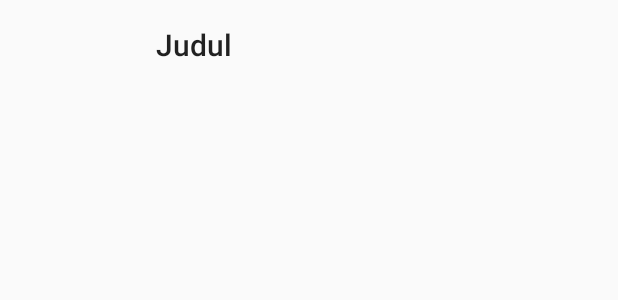
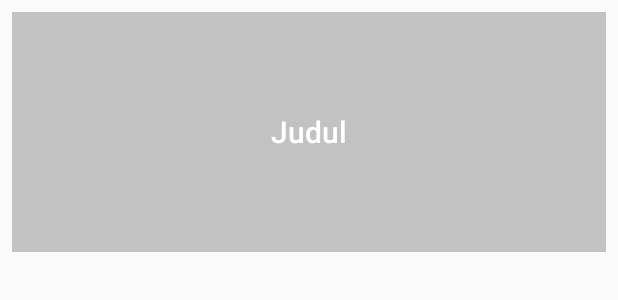
Before and after one commit to ramadhanirz/RecyclerView2, an Android app: the layout item_list.xml on its own in the app's theme, with its tools: preview values and no code run, on a phone screen of 412 x 824 dp. Shown: the top 300 px of the screen. Run offline under Robolectric (Android 15) with nearby library versions, the phone set to English and light mode, and no system bars.

Commit message:
RecyclerView Grid

```diff
--- a/app/src/main/java/id/sch/smktelkom_mlg/learn/recyclerview2/MainActivity.java
+++ b/app/src/main/java/id/sch/smktelkom_mlg/learn/recyclerview2/MainActivity.java
@@ -2,13 +2,10 @@ package id.sch.smktelkom_mlg.learn.recyclerview2;
 
 import android.content.res.Resources;
 import android.content.res.TypedArray;
-import android.graphics.drawable.BitmapDrawable;
 import android.graphics.drawable.Drawable;
 import android.os.Bundle;
-import android.support.v4.graphics.drawable.RoundedBitmapDrawable;
-import android.support.v4.graphics.drawable.RoundedBitmapDrawableFactory;
 import android.support.v7.app.AppCompatActivity;
-import android.support.v7.widget.LinearLayoutManager;
+import android.support.v7.widget.GridLayoutManager;
 import android.support.v7.widget.RecyclerView;
 
 import java.util.ArrayList;
@@ -27,7 +24,7 @@ public class MainActivity extends AppCompatActivity {
         setContentView(R.layout.activity_main);
 
         RecyclerView recyclerView = (RecyclerView) findViewById(R.id.recyclerView);
-        LinearLayoutManager layoutManager = new LinearLayoutManager(this);
+        GridLayoutManager layoutManager = new GridLayoutManager(this, 2);
         recyclerView.setLayoutManager(layoutManager);
         mAdapter = new HotelAdapter(mList);
         recyclerView.setAdapter(mAdapter);
@@ -43,10 +40,7 @@ public class MainActivity extends AppCompatActivity {
         TypedArray a = resources.obtainTypedArray(R.array.places_picture);
         Drawable[] arFoto = new Drawable[a.length()];
         for (int i = 0; i < arFoto.length; i++) {
-            BitmapDrawable bd = (BitmapDrawable) a.getDrawable(i);
-            RoundedBitmapDrawable rbd = RoundedBitmapDrawableFactory.create(getResources(), bd.getBitmap());
-            rbd.setCircular(true);
-            arFoto[i] = rbd;
+            arFoto[i] = a.getDrawable(i);
         }
         a.recycle();
 
--- a/app/src/main/java/id/sch/smktelkom_mlg/learn/recyclerview2/adapter/HotelAdapter.java
+++ b/app/src/main/java/id/sch/smktelkom_mlg/learn/recyclerview2/adapter/HotelAdapter.java
@@ -34,7 +34,6 @@ public class HotelAdapter extends RecyclerView.Adapter<HotelAdapter.ViewHolder>
     public void onBindViewHolder(ViewHolder holder, int position) {
         Hotel hotel = hotelList.get(position);
         holder.tvJudul.setText(hotel.judul);
-        holder.tvDeskripsi.setText(hotel.deskripsi);
         holder.ivFoto.setImageDrawable(hotel.foto);
 
     }
@@ -49,13 +48,11 @@ public class HotelAdapter extends RecyclerView.Adapter<HotelAdapter.ViewHolder>
     public class ViewHolder extends RecyclerView.ViewHolder {
         ImageView ivFoto;
         TextView tvJudul;
-        TextView tvDeskripsi;
 
         public ViewHolder(View itemView) {
             super(itemView);
             ivFoto = (ImageView) itemView.findViewById(R.id.imageView);
             tvJudul = (TextView) itemView.findViewById(R.id.textViewJudul);
-            tvDeskripsi = (TextView) itemView.findViewById(R.id.textViewDeskripsi);
 
         }
     }
--- a/app/src/main/res/layout/item_list.xml
+++ b/app/src/main/res/layout/item_list.xml
@@ -4,37 +4,28 @@
     android:layout_width="match_parent"
     android:layout_height="wrap_content"
     android:background="?android:attr/selectableItemBackground"
-    android:padding="16dp">
+    android:padding="8dp">
 
     <ImageView
         android:id="@+id/imageView"
-        android:layout_width="80dp"
-        android:layout_height="80dp"
+        android:layout_width="match_parent"
+        android:layout_height="160dp"
         android:scaleType="centerCrop"
         tools:scr="@drawable/a" />
+
+    <ImageView
+        android:layout_width="match_parent"
+        android:layout_height="160dp"
+        android:alpha="0.3"
+        android:background="#424242" />
 
     <TextView
         android:id="@+id/textViewJudul"
         android:layout_width="match_parent"
-        android:layout_height="wrap_content"
-        android:layout_alignParentTop="true"
-        android:layout_marginLeft="8dp"
-        android:layout_marginStart="8dp"
-        android:layout_toEndOf="@id/imageView"
-        android:layout_toRightOf="@id/imageView"
-        android:ellipsize="end"
-        android:maxLines="1"
+        android:layout_height="160dp"
+        android:gravity="center"
         android:textAppearance="@style/Base.TextAppearance.AppCompat.Title"
+        android:textColor="@android:color/white"
         tools:text="Judul" />
 
-    <TextView
-        android:id="@+id/textViewDeskripsi"
-        android:layout_width="match_parent"
-        android:layout_height="wrap_content"
-        android:layout_alignLeft="@id/textViewJudul"
-        android:layout_alignStart="@id/textViewJudul"
-        android:layout_below="@id/textViewJudul"
-        android:ellipsize="end"
-        android:maxLines="2"
-        android:textAppearance="@style/TextAppearance.AppCompat.Medium" />
 </RelativeLayout>
```
